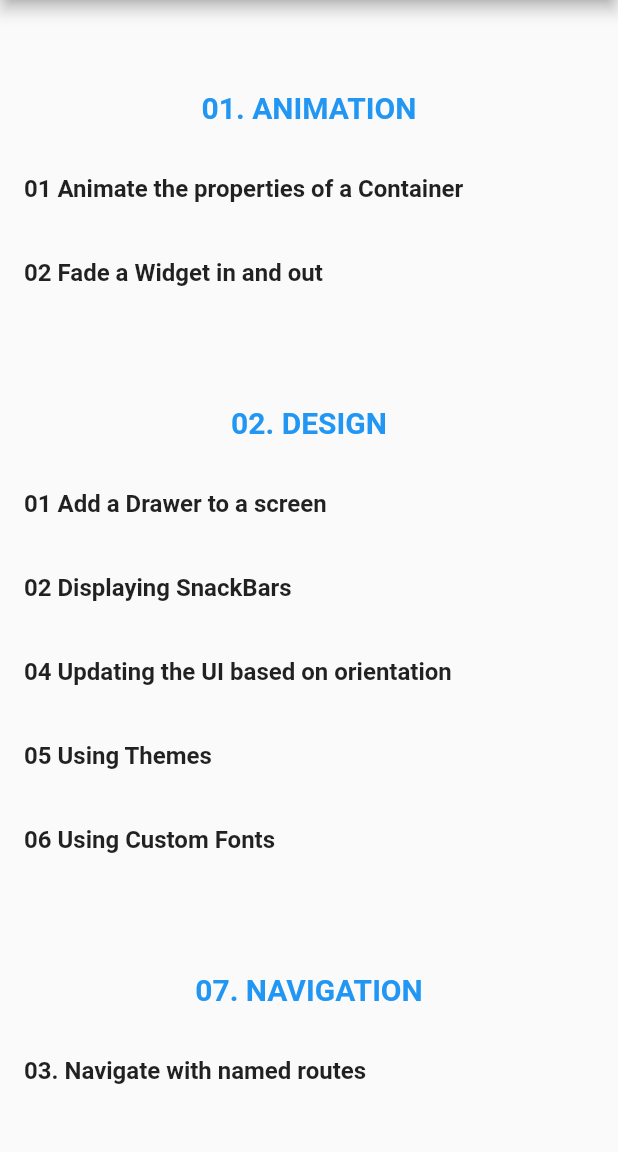
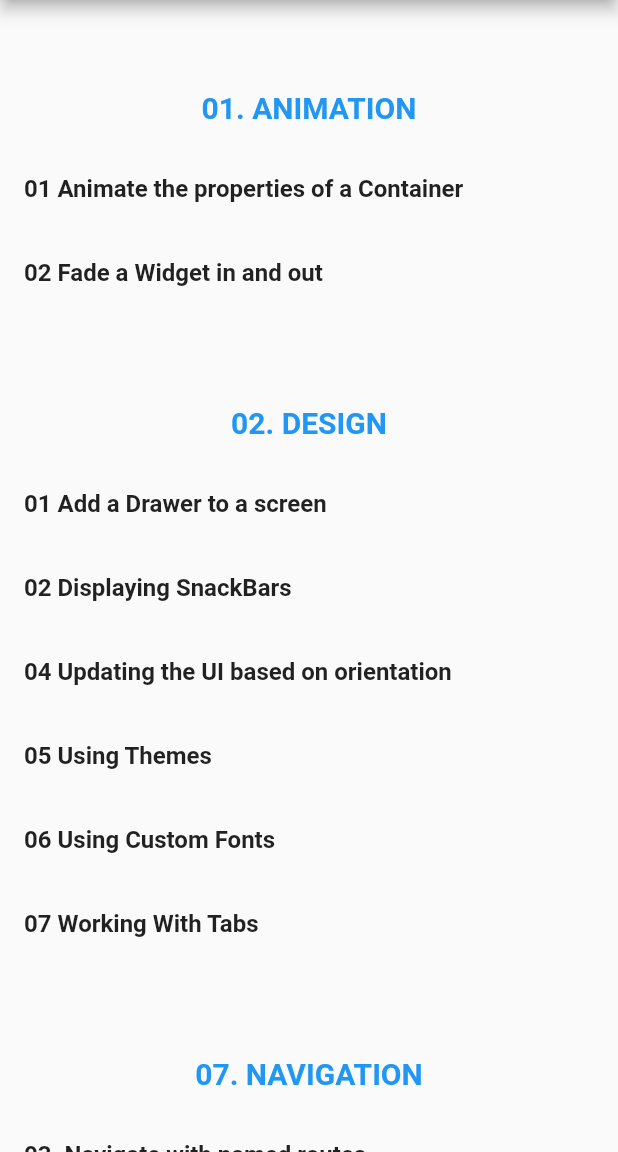
Before and after one commit to arthur-eudeline/flutter-cookbooks, a Flutter app: the screen it shows after launch, on a phone screen of 412 x 824 dp, the part 84-1236 px from its top. Run offline on Flutter 3.47's test engine with Material 2 defaults, Android fonts, the phone set to English and light mode, and no system bars.

Commit message:
02 Design > 07 Working With Tabs

```diff
--- a/lib/main.dart
+++ b/lib/main.dart
@@ -10,6 +10,7 @@ import 'package:cookbooks_training/cookbooks/02_design/02_displaying_snackbars/m
 import 'package:cookbooks_training/cookbooks/02_design/04_updating_the_ui_based_on_orientation/main.dart';
 import 'package:cookbooks_training/cookbooks/02_design/05_using_themes/main.dart';
 import 'package:cookbooks_training/cookbooks/02_design/06_using_custom_fonts/main.dart';
+import 'package:cookbooks_training/cookbooks/02_design/07_working_with_tabs/main.dart';
 
 
 // Navigation
@@ -39,7 +40,8 @@ class MyApp extends StatelessWidget {
         "/02_design/02_displaying_snackbars/main" : (context) => AppSnackBar(),
         "/02_design/04_updating_the_ui_based_on_orientation/main" : (context) => AppOrientationUI(),
         "/02_design/05_using_themes/main" : (context) => AppTheme(),
-        "/02_design/05_using_custom_fonts/main" : (context) => AppFont(),
+        "/02_design/06_using_custom_fonts/main" : (context) => AppFont(),
+        "/02_design/07_working_with_tabs/main" : (context) => AppTabs(),
 
         "/07_navigation/03_navigate_with_named_routes/firstScreen": (context) =>
             FirstScreen(),
@@ -133,7 +135,12 @@ class MyHomePage extends StatelessWidget {
               ),
               buildRowItem(
                 bookName: "06 Using Custom Fonts",
-                bookRoute: "/02_design/05_using_custom_fonts/main",
+                bookRoute: "/02_design/06_using_custom_fonts/main",
+                context: context
+              ),
+              buildRowItem(
+                bookName: "07 Working With Tabs",
+                bookRoute: "/02_design/07_working_with_tabs/main",
                 context: context
               ),
             ],
```
Also changed, not shown: lib/cookbooks/02_design/07_working_with_tabs/main.dart (added, +55 -0 lines).
